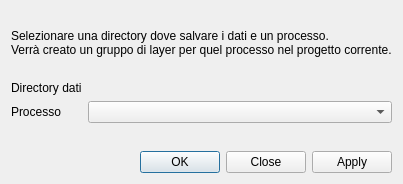
opengisch/pzp, file pzp/ui/add_process.ui: the form before one commit.
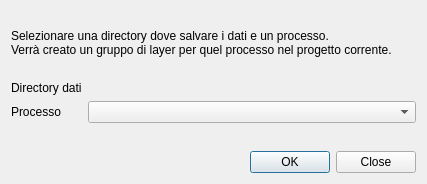
The form after the commit. Custom widgets are drawn as their Qt base class.

Commit message: Remove apply button from add process dialog

The edit to the form file:
```diff
--- a/pzp/ui/add_process.ui
+++ b/pzp/ui/add_process.ui
@@ -6,7 +6,7 @@
    <rect>
     <x>0</x>
     <y>0</y>
-    <width>400</width>
+    <width>427</width>
     <height>184</height>
    </rect>
   </property>
@@ -59,7 +59,7 @@
       <enum>Qt::Horizontal</enum>
      </property>
      <property name="standardButtons">
-      <set>QDialogButtonBox::Apply|QDialogButtonBox::Close|QDialogButtonBox::Ok</set>
+      <set>QDialogButtonBox::Close|QDialogButtonBox::Ok</set>
      </property>
      <property name="centerButtons">
       <bool>false</bool>
```
Lines whose indentation alone changed are shown as unchanged.
